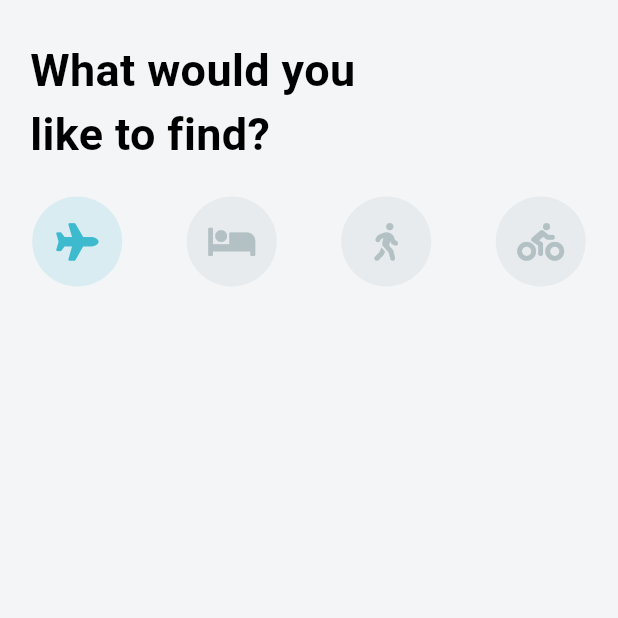
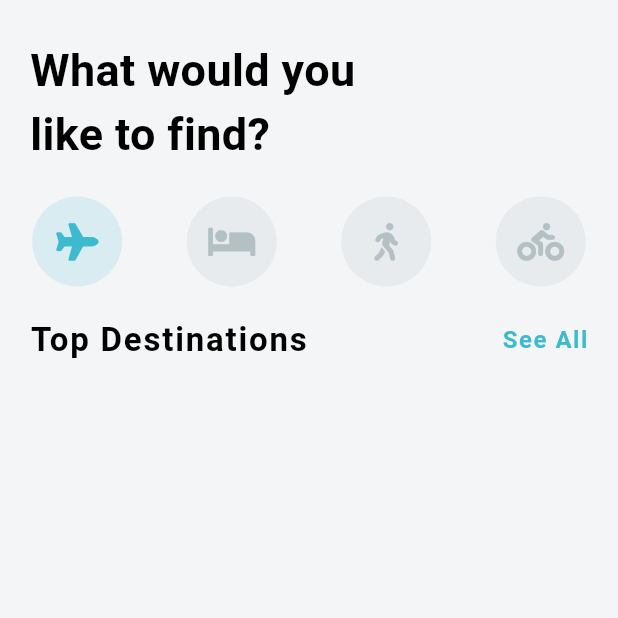
Before and after one commit to rocknrome/Flutter-Travel-App, a Flutter app: the screen it shows after launch, on a phone screen of 412 x 824 dp, the top half of it. Run offline on Flutter 3.47's test engine with Material 3 defaults, Android fonts, the phone set to English and light mode, and no system bars; our stand-ins replace font_awesome_flutter.

Commit message:
6-Destinations carousel started

```diff
--- a/lib/screens/home_screen.dart
+++ b/lib/screens/home_screen.dart
@@ -8,8 +8,8 @@ class HomeScreen extends StatefulWidget {
   HomeScreenState createState() => HomeScreenState();
 }
 
-class HomeScreenState extends State<HomeScreen> { // Made public
-  int _selectedIndex = 0; // Indicate selection, possibly for future use.
+class HomeScreenState extends State<HomeScreen> {
+  int _selectedIndex = 0;
 
   final List<IconData> _icons = [
     FontAwesomeIcons.plane,
@@ -24,12 +24,13 @@ class HomeScreenState extends State<HomeScreen> { // Made public
         setState(() {
           _selectedIndex = index;
         });
+        print(_selectedIndex); // Checking if icons are clickable and changing the index
       },
       child: Container(
         height: 60.0,
         width: 60.0,
         decoration: BoxDecoration(
-          color: _selectedIndex == index // Use _selectedIndex for color change
+          color: _selectedIndex == index // Changing colors of the icons
               ? Theme.of(context).colorScheme.secondary
               : const Color(0xFFE7EBEE),
           borderRadius: BorderRadius.circular(30.0),
@@ -37,7 +38,7 @@ class HomeScreenState extends State<HomeScreen> { // Made public
         child: Icon(
           _icons[index],
           size: 25.0,
-          color: _selectedIndex == index // Use _selectedIndex for color change
+          color: _selectedIndex == index // Changing colors of the icons
               ? Theme.of(context).primaryColor
               : const Color(0xFFB4C1C4),
         ),
@@ -61,11 +62,38 @@ class HomeScreenState extends State<HomeScreen> { // Made public
             const SizedBox(height: 20.0),
             Row(
               mainAxisAlignment: MainAxisAlignment.spaceAround,
-              children: _icons
-                  .asMap()
-                  .entries
-                  .map((MapEntry map) => _buildIcon(map.key))
-                  .toList(),
+              children: _icons.asMap().entries.map((MapEntry map) => _buildIcon(map.key)).toList(),
+            ),
+            Padding(
+              padding: const EdgeInsets.all(20.0),
+              child: Row(
+                mainAxisAlignment: MainAxisAlignment.spaceBetween,
+                children: <Widget>[
+                  Text(
+                    'Top Destinations',
+                    style: TextStyle(
+                      fontSize: 22.0,
+                      fontWeight: FontWeight.bold,
+                      letterSpacing: 1.2,
+                    ),
+                  ),
+                  GestureDetector(
+                    onTap: () {
+                      // Handle See All tap
+                      print('See All tapped');
+                    },
+                    child: Text(
+                      'See All',
+                      style: TextStyle(
+                        color: Theme.of(context).primaryColor,
+                        fontSize: 16.0,
+                        fontWeight: FontWeight.w600,
+                        letterSpacing: 1.0,
+                      ),
+                    ),
+                  ),
+                ],
+              ),
             ),
           ],
         ),
```
